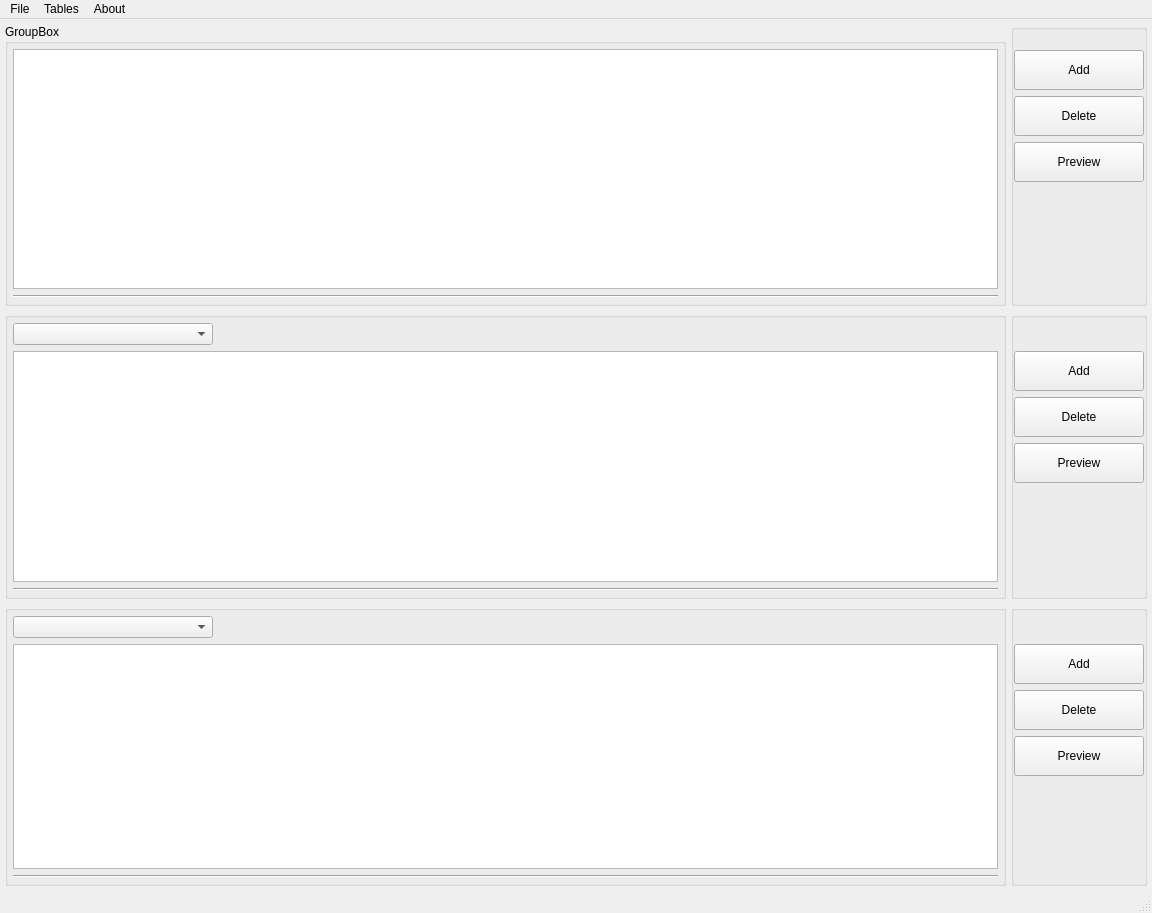
Before: the Qt Designer form FFSDatabaseInterface.ui in shimanskIA/FFS-Software, drawn with Qt 5.
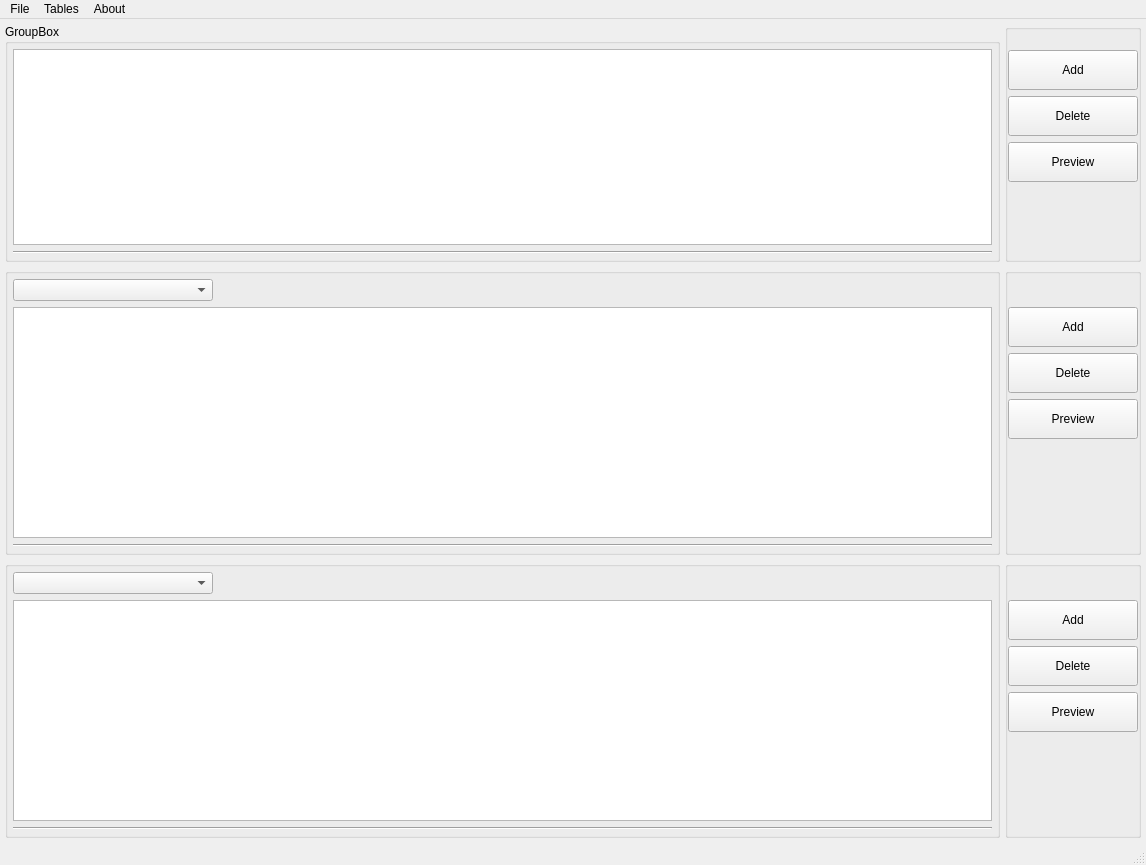
After: the same form once the commit is applied. Icons and pictures are not drawn.

Commit message: modified error form view, fixed bug with adding of characteristics to database

What changed in the file:
```diff
--- a/FFSDatabaseInterface.ui
+++ b/FFSDatabaseInterface.ui
@@ -6,8 +6,8 @@
    <rect>
     <x>0</x>
     <y>0</y>
-    <width>1152</width>
-    <height>913</height>
+    <width>1140</width>
+    <height>865</height>
    </rect>
   </property>
   <property name="minimumSize">
@@ -517,7 +517,7 @@
     <rect>
      <x>0</x>
      <y>0</y>
-     <width>1152</width>
+     <width>1140</width>
      <height>26</height>
     </rect>
    </property>
```
The commit also changes 14 other files.
